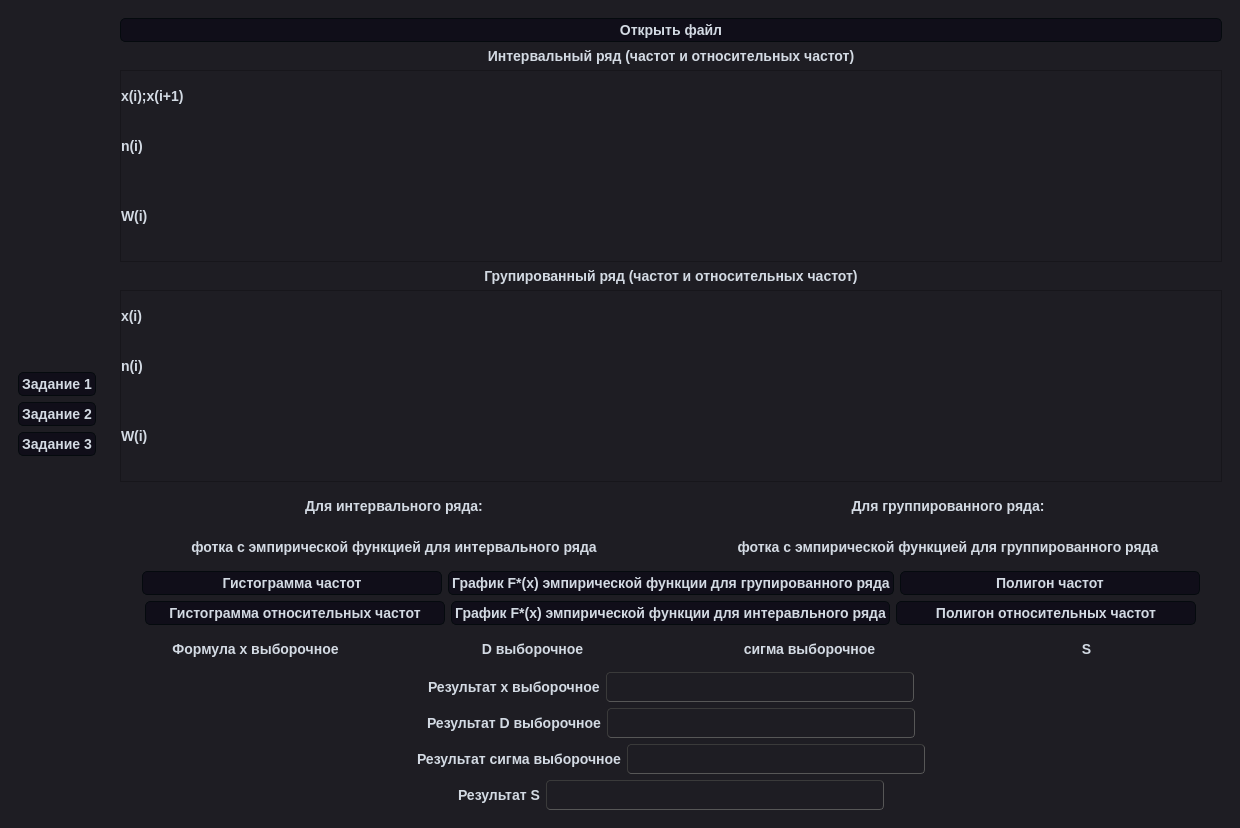
RR3Z/tv_lr5, file interface.ui: the form before one commit.
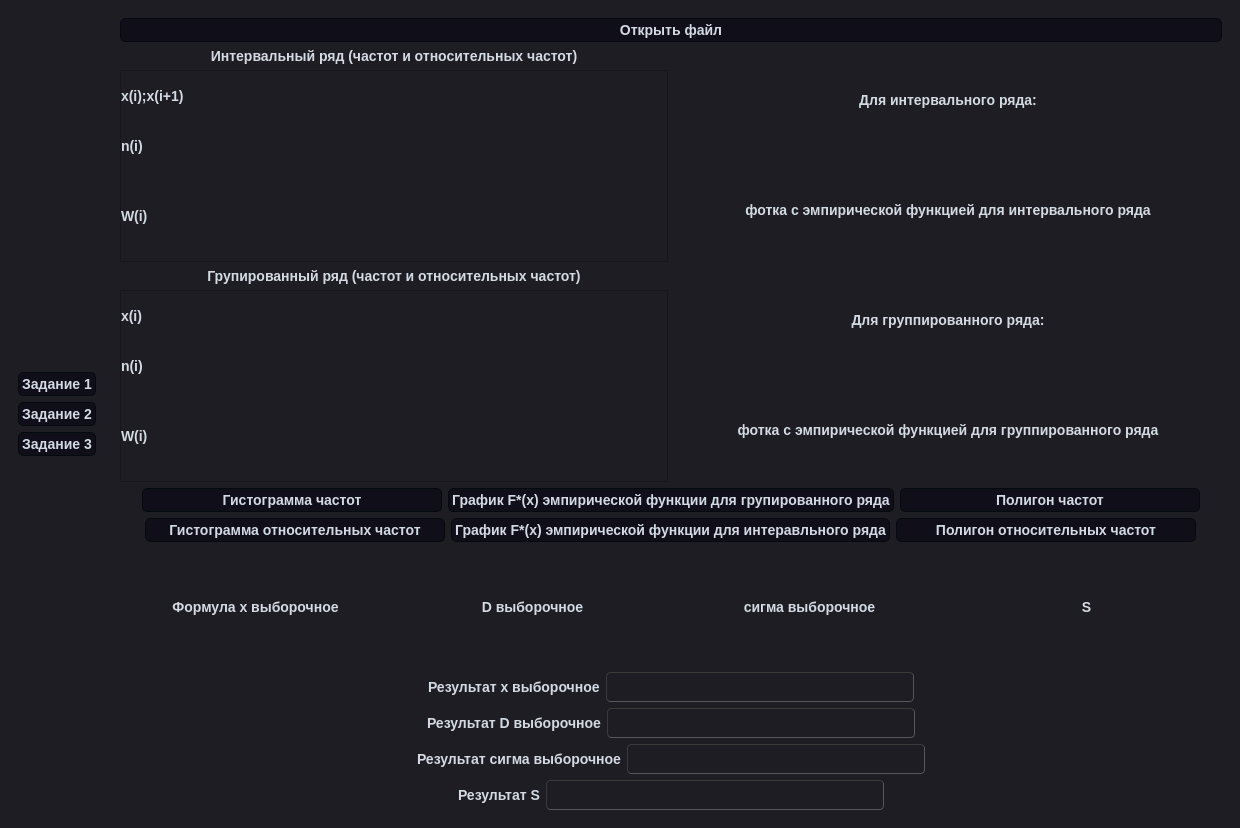
The form after the commit. The open tabs and pages were chosen to show the change.

Commit message: Передвинули эмпирические функции во всех заданиях + ресайз табличек

Diff of the .ui file:
```diff
--- a/interface.ui
+++ b/interface.ui
@@ -1484,210 +1484,6 @@
       </widget>
       <widget class="QWidget" name="page_3">
        <layout class="QGridLayout" name="gridLayout_4">
-        <item row="1" column="0">
-         <layout class="QVBoxLayout" name="verticalLayout_42">
-          <item>
-           <widget class="QLabel" name="label_65">
-            <property name="layoutDirection">
-             <enum>Qt::LeftToRight</enum>
-            </property>
-            <property name="text">
-             <string>Интервальный ряд (частот и относительных частот)</string>
-            </property>
-            <property name="alignment">
-             <set>Qt::AlignCenter</set>
-            </property>
-           </widget>
-          </item>
-          <item>
-           <widget class="QTableWidget" name="intervalRow3">
-            <property name="sizePolicy">
-             <sizepolicy hsizetype="Minimum" vsizetype="Maximum">
-              <horstretch>0</horstretch>
-              <verstretch>0</verstretch>
-             </sizepolicy>
-            </property>
-            <property name="minimumSize">
-             <size>
-              <width>0</width>
-              <height>0</height>
-             </size>
-            </property>
-            <property name="maximumSize">
-             <size>
-              <width>16777215</width>
-              <height>16777215</height>
-             </size>
-            </property>
-            <property name="verticalScrollBarPolicy">
-             <enum>Qt::ScrollBarAlwaysOff</enum>
-            </property>
-            <property name="horizontalScrollBarPolicy">
-             <enum>Qt::ScrollBarAsNeeded</enum>
-            </property>
-            <property name="editTriggers">
-             <set>QAbstractItemView::NoEditTriggers</set>
-            </property>
-            <property name="gridStyle">
-             <enum>Qt::SolidLine</enum>
-            </property>
-            <property name="sortingEnabled">
-             <bool>false</bool>
-            </property>
-            <property name="wordWrap">
-             <bool>true</bool>
-            </property>
-            <property name="cornerButtonEnabled">
-             <bool>false</bool>
-            </property>
-            <property name="columnCount">
-             <number>0</number>
-            </property>
-            <attribute name="horizontalHeaderVisible">
-             <bool>false</bool>
-            </attribute>
-            <attribute name="horizontalHeaderCascadingSectionResizes">
-             <bool>false</bool>
-            </attribute>
-            <attribute name="horizontalHeaderMinimumSectionSize">
-             <number>20</number>
-            </attribute>
-            <attribute name="horizontalHeaderDefaultSectionSize">
-             <number>80</number>
-            </attribute>
-            <attribute name="horizontalHeaderHighlightSections">
-             <bool>true</bool>
-            </attribute>
-            <attribute name="verticalHeaderVisible">
-             <bool>true</bool>
-            </attribute>
-            <attribute name="verticalHeaderDefaultSectionSize">
-             <number>50</number>
-            </attribute>
-            <attribute name="verticalHeaderStretchLastSection">
-             <bool>true</bool>
-            </attribute>
-            <row>
-             <property name="text">
-              <string>x(i);x(i+1)</string>
-             </property>
-            </row>
-            <row>
-             <property name="text">
-              <string>n(i)</string>
-             </property>
-            </row>
-            <row>
-             <property name="text">
-              <string>W(i)</string>
-             </property>
-            </row>
-           </widget>
-          </item>
-         </layout>
-        </item>
-        <item row="2" column="0">
-         <layout class="QVBoxLayout" name="verticalLayout_41">
-          <item>
-           <widget class="QLabel" name="label_64">
-            <property name="layoutDirection">
-             <enum>Qt::LeftToRight</enum>
-            </property>
-            <property name="text">
-             <string>Групированный ряд (частот и относительных частот)</string>
-            </property>
-            <property name="alignment">
-             <set>Qt::AlignCenter</set>
-            </property>
-           </widget>
-          </item>
-          <item>
-           <widget class="QTableWidget" name="groupRow3">
-            <property name="sizePolicy">
-             <sizepolicy hsizetype="Minimum" vsizetype="Maximum">
-              <horstretch>0</horstretch>
-              <verstretch>0</verstretch>
-             </sizepolicy>
-            </property>
-            <property name="minimumSize">
-             <size>
-              <width>0</width>
-              <height>0</height>
-             </size>
-            </property>
-            <property name="maximumSize">
-             <size>
-              <width>16777215</width>
-              <height>16777215</height>
-             </size>
-            </property>
-            <property name="verticalScrollBarPolicy">
-             <enum>Qt::ScrollBarAlwaysOff</enum>
-            </property>
-            <property name="horizontalScrollBarPolicy">
-             <enum>Qt::ScrollBarAsNeeded</enum>
-            </property>
-            <property name="editTriggers">
-             <set>QAbstractItemView::NoEditTriggers</set>
-            </property>
-            <property name="gridStyle">
-             <enum>Qt::SolidLine</enum>
-            </property>
-            <property name="sortingEnabled">
-             <bool>false</bool>
-            </property>
-            <property name="wordWrap">
-             <bool>true</bool>
-            </property>
-            <property name="cornerButtonEnabled">
-             <bool>false</bool>
-            </property>
-            <property name="columnCount">
-             <number>0</number>
-            </property>
-            <attribute name="horizontalHeaderVisible">
-             <bool>false</bool>
-            </attribute>
-            <attribute name="horizontalHeaderCascadingSectionResizes">
-             <bool>false</bool>
-            </attribute>
-            <attribute name="horizontalHeaderMinimumSectionSize">
-             <number>20</number>
-            </attribute>
-            <attribute name="horizontalHeaderDefaultSectionSize">
-             <number>50</number>
-            </attribute>
-            <attribute name="horizontalHeaderHighlightSections">
-             <bool>true</bool>
-            </attribute>
-            <attribute name="verticalHeaderVisible">
-             <bool>true</bool>
-            </attribute>
-            <attribute name="verticalHeaderDefaultSectionSize">
-             <number>50</number>
-            </attribute>
-            <attribute name="verticalHeaderStretchLastSection">
-             <bool>true</bool>
-            </attribute>
-            <row>
-             <property name="text">
-              <string>x(i)</string>
-             </property>
-            </row>
-            <row>
-             <property name="text">
-              <string>n(i)</string>
-             </property>
-            </row>
-            <row>
-             <property name="text">
-              <string>W(i)</string>
-             </property>
-            </row>
-           </widget>
-          </item>
-         </layout>
-        </item>
         <item row="6" column="0">
          <layout class="QHBoxLayout" name="polygonLayout_2">
           <item>
@@ -1766,30 +1562,6 @@
           </item>
          </layout>
         </item>
-        <item row="4" column="0">
-         <layout class="QHBoxLayout" name="horizontalLayout_9">
-          <item>
-           <widget class="QLabel" name="empiricalIntervalLatex_3">
-            <property name="text">
-             <string>фотка с эмпирической функцией для интервального ряда</string>
-            </property>
-            <property name="alignment">
-             <set>Qt::AlignCenter</set>
-            </property>
-           </widget>
-          </item>
-          <item>
-           <widget class="QLabel" name="empiricalGroupLatex_3">
-            <property name="text">
-             <string>фотка с эмпирической функцией для группированного ряда</string>
-            </property>
-            <property name="alignment">
-             <set>Qt::AlignCenter</set>
-            </property>
-           </widget>
-          </item>
-         </layout>
-        </item>
         <item row="5" column="0">
          <layout class="QVBoxLayout" name="verticalLayout_39">
           <item>
@@ -2119,27 +1891,269 @@
           </item>
          </layout>
         </item>
-        <item row="3" column="0">
+        <item row="1" column="0">
          <layout class="QHBoxLayout" name="horizontalLayout_10">
+          <property name="leftMargin">
+           <number>0</number>
+          </property>
           <item>
-           <widget class="QLabel" name="label_14">
-            <property name="text">
-             <string>Для интервального ряда:</string>
-            </property>
-            <property name="alignment">
-             <set>Qt::AlignCenter</set>
-            </property>
-           </widget>
+           <layout class="QVBoxLayout" name="verticalLayout_42">
+            <item>
+             <widget class="QLabel" name="label_65">
+              <property name="layoutDirection">
+               <enum>Qt::LeftToRight</enum>
+              </property>
+              <property name="text">
+               <string>Интервальный ряд (частот и относительных частот)</string>
+              </property>
+              <property name="alignment">
+               <set>Qt::AlignCenter</set>
+              </property>
+             </widget>
+            </item>
+            <item>
+             <widget class="QTableWidget" name="intervalRow3">
+              <property name="sizePolicy">
+               <sizepolicy hsizetype="Minimum" vsizetype="Maximum">
+                <horstretch>0</horstretch>
+                <verstretch>0</verstretch>
+               </sizepolicy>
+              </property>
+              <property name="minimumSize">
+               <size>
+                <width>0</width>
+                <height>0</height>
+               </size>
+              </property>
+              <property name="maximumSize">
+               <size>
+                <width>16777215</width>
+                <height>16777215</height>
+               </size>
+              </property>
+              <property name="verticalScrollBarPolicy">
+               <enum>Qt::ScrollBarAlwaysOff</enum>
+              </property>
+              <property name="horizontalScrollBarPolicy">
+               <enum>Qt::ScrollBarAsNeeded</enum>
+              </property>
+              <property name="editTriggers">
+               <set>QAbstractItemView::NoEditTriggers</set>
+              </property>
+              <property name="gridStyle">
+               <enum>Qt::SolidLine</enum>
+              </property>
+              <property name="sortingEnabled">
+               <bool>false</bool>
+              </property>
+              <property name="wordWrap">
+               <bool>true</bool>
+              </property>
+              <property name="cornerButtonEnabled">
+               <bool>false</bool>
+              </property>
+              <property name="columnCount">
+               <number>0</number>
+              </property>
+              <attribute name="horizontalHeaderVisible">
+               <bool>false</bool>
+              </attribute>
+              <attribute name="horizontalHeaderCascadingSectionResizes">
+               <bool>false</bool>
+              </attribute>
+              <attribute name="horizontalHeaderMinimumSectionSize">
+               <number>20</number>
+              </attribute>
+              <attribute name="horizontalHeaderDefaultSectionSize">
+               <number>80</number>
+              </attribute>
+              <attribute name="horizontalHeaderHighlightSections">
+               <bool>true</bool>
+              </attribute>
+              <attribute name="verticalHeaderVisible">
+               <bool>true</bool>
+              </attribute>
+              <attribute name="verticalHeaderDefaultSectionSize">
+               <number>50</number>
+              </attribute>
+              <attribute name="verticalHeaderStretchLastSection">
+               <bool>true</bool>
+              </attribute>
+              <row>
+               <property name="text">
+                <string>x(i);x(i+1)</string>
+               </property>
+              </row>
+              <row>
+               <property name="text">
+                <string>n(i)</string>
+               </property>
+              </row>
+              <row>
+               <property name="text">
+                <string>W(i)</string>
+               </property>
+              </row>
+             </widget>
+            </item>
+           </layout>
           </item>
           <item>
-           <widget class="QLabel" name="label_9">
-            <property name="text">
-             <string>Для группированного ряда:</string>
-            </property>
-            <property name="alignment">
-             <set>Qt::AlignCenter</set>
-            </property>
-           </widget>
+           <layout class="QVBoxLayout" name="verticalLayout_12">
+            <item>
+             <widget class="QLabel" name="label_14">
+              <property name="text">
+               <string>Для интервального ряда:</string>
+              </property>
+              <property name="alignment">
+               <set>Qt::AlignCenter</set>
+              </property>
+             </widget>
+            </item>
+            <item>
+             <widget class="QLabel" name="empiricalIntervalLatex_3">
+              <property name="text">
+               <string>фотка с эмпирической функцией для интервального ряда</string>
+              </property>
+              <property name="alignment">
+               <set>Qt::AlignCenter</set>
+              </property>
+             </widget>
+            </item>
+           </layout>
+          </item>
+         </layout>
+        </item>
+        <item row="4" column="0">
+         <layout class="QHBoxLayout" name="horizontalLayout_9">
+          <property name="leftMargin">
+           <number>0</number>
+          </property>
+          <item>
+           <layout class="QVBoxLayout" name="verticalLayout_41">
+            <item>
+             <widget class="QLabel" name="label_64">
+              <property name="layoutDirection">
+               <enum>Qt::LeftToRight</enum>
+              </property>
+              <property name="text">
+               <string>Групированный ряд (частот и относительных частот)</string>
+              </property>
+              <property name="alignment">
+               <set>Qt::AlignCenter</set>
+              </property>
+             </widget>
+            </item>
+            <item>
+             <widget class="QTableWidget" name="groupRow3">
+              <property name="sizePolicy">
+               <sizepolicy hsizetype="Minimum" vsizetype="Maximum">
+                <horstretch>0</horstretch>
+                <verstretch>0</verstretch>
+               </sizepolicy>
+              </property>
+              <property name="minimumSize">
+               <size>
+                <width>0</width>
+                <height>0</height>
+               </size>
+              </property>
+              <property name="maximumSize">
+               <size>
+                <width>16777215</width>
+                <height>16777215</height>
+               </size>
+              </property>
+              <property name="verticalScrollBarPolicy">
+               <enum>Qt::ScrollBarAlwaysOff</enum>
+              </property>
+              <property name="horizontalScrollBarPolicy">
+               <enum>Qt::ScrollBarAsNeeded</enum>
+              </property>
+              <property name="editTriggers">
+               <set>QAbstractItemView::NoEditTriggers</set>
+              </property>
+              <property name="gridStyle">
+               <enum>Qt::SolidLine</enum>
+              </property>
+              <property name="sortingEnabled">
+               <bool>false</bool>
+              </property>
+              <property name="wordWrap">
+               <bool>true</bool>
+              </property>
+              <property name="cornerButtonEnabled">
+               <bool>false</bool>
+              </property>
+              <property name="columnCount">
+               <number>0</number>
+              </property>
+              <attribute name="horizontalHeaderVisible">
+               <bool>false</bool>
+              </attribute>
+              <attribute name="horizontalHeaderCascadingSectionResizes">
+               <bool>false</bool>
+              </attribute>
+              <attribute name="horizontalHeaderMinimumSectionSize">
+               <number>20</number>
+              </attribute>
+              <attribute name="horizontalHeaderDefaultSectionSize">
+               <number>50</number>
+              </attribute>
+              <attribute name="horizontalHeaderHighlightSections">
+               <bool>true</bool>
+              </attribute>
+              <attribute name="verticalHeaderVisible">
+               <bool>true</bool>
+              </attribute>
+              <attribute name="verticalHeaderDefaultSectionSize">
+               <number>50</number>
+              </attribute>
+              <attribute name="verticalHeaderStretchLastSection">
+               <bool>true</bool>
+              </attribute>
+              <row>
+               <property name="text">
+                <string>x(i)</string>
+               </property>
+              </row>
+              <row>
+               <property name="text">
+                <string>n(i)</string>
+               </property>
+              </row>
+              <row>
+               <property name="text">
+                <string>W(i)</string>
+               </property>
+              </row>
+             </widget>
+            </item>
+           </layout>
+          </item>
+          <item>
+           <layout class="QVBoxLayout" name="verticalLayout_11">
+            <item>
+             <widget class="QLabel" name="label_9">
+              <property name="text">
+               <string>Для группированного ряда:</string>
+              </property>
+              <property name="alignment">
+               <set>Qt::AlignCenter</set>
+              </property>
+             </widget>
+            </item>
+            <item>
+             <widget class="QLabel" name="empiricalGroupLatex_3">
+              <property name="text">
+               <string>фотка с эмпирической функцией для группированного ряда</string>
+              </property>
+              <property name="alignment">
+               <set>Qt::AlignCenter</set>
+              </property>
+             </widget>
+            </item>
+           </layout>
           </item>
          </layout>
         </item>
```
Left out of the diff: 321 changed lines with no effect on the pictures. The commit also changes 2 other files.
